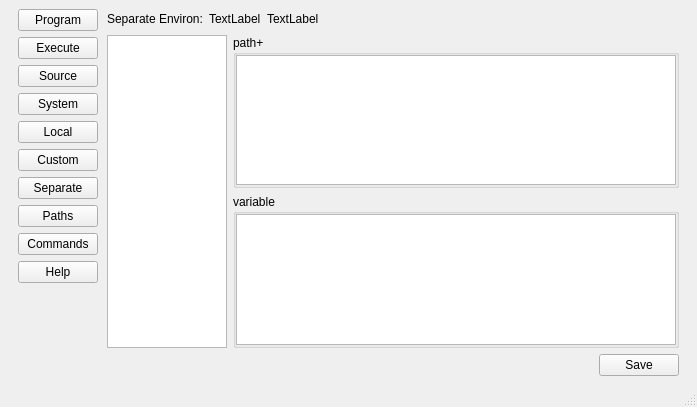
This is tools/pyedit/mainwindow.ui in AbelTian/PyMake as Qt 5 draws it before an edit. The edited form follows.
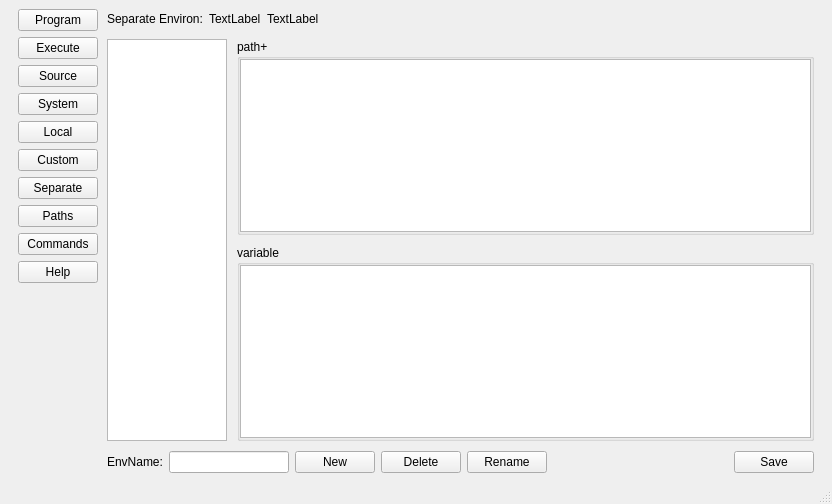
This is the edited form. The open tabs and pages were chosen to show the change.

Commit message: 更新pyedit，添加Separate env操作按钮。

What changed in the file:
```diff
--- a/tools/pyedit/mainwindow.ui
+++ b/tools/pyedit/mainwindow.ui
@@ -6,8 +6,8 @@
    <rect>
     <x>0</x>
     <y>0</y>
-    <width>697</width>
-    <height>407</height>
+    <width>832</width>
+    <height>504</height>
    </rect>
   </property>
   <property name="windowTitle">
@@ -641,6 +641,9 @@
       </widget>
       <widget class="QWidget" name="pageSeparate">
        <layout class="QGridLayout" name="gridLayout">
+        <property name="spacing">
+         <number>10</number>
+        </property>
         <item row="0" column="0" colspan="2">
          <widget class="QWidget" name="widget_17" native="true">
           <layout class="QHBoxLayout" name="horizontalLayout_13">
@@ -766,6 +769,44 @@
            <property name="bottomMargin">
             <number>0</number>
            </property>
+           <item>
+            <widget class="QLabel" name="label_17">
+             <property name="text">
+              <string>EnvName:</string>
+             </property>
+            </widget>
+           </item>
+           <item>
+            <widget class="QLineEdit" name="lineEditEnvName">
+             <property name="minimumSize">
+              <size>
+               <width>120</width>
+               <height>0</height>
+              </size>
+             </property>
+            </widget>
+           </item>
+           <item>
+            <widget class="QPushButton" name="toolBtnEnvNew">
+             <property name="text">
+              <string>New</string>
+             </property>
+            </widget>
+           </item>
+           <item>
+            <widget class="QPushButton" name="toolBtnEnvDel">
+             <property name="text">
+              <string>Delete</string>
+             </property>
+            </widget>
+           </item>
+           <item>
+            <widget class="QPushButton" name="toolBtnEnvRename">
+             <property name="text">
+              <string>Rename</string>
+             </property>
+            </widget>
+           </item>
            <item>
             <spacer name="horizontalSpacer_5">
              <property name="orientation">
```
Left out of the diff: 53 changed lines with no effect on the pictures. The commit also changes 1 other file.
